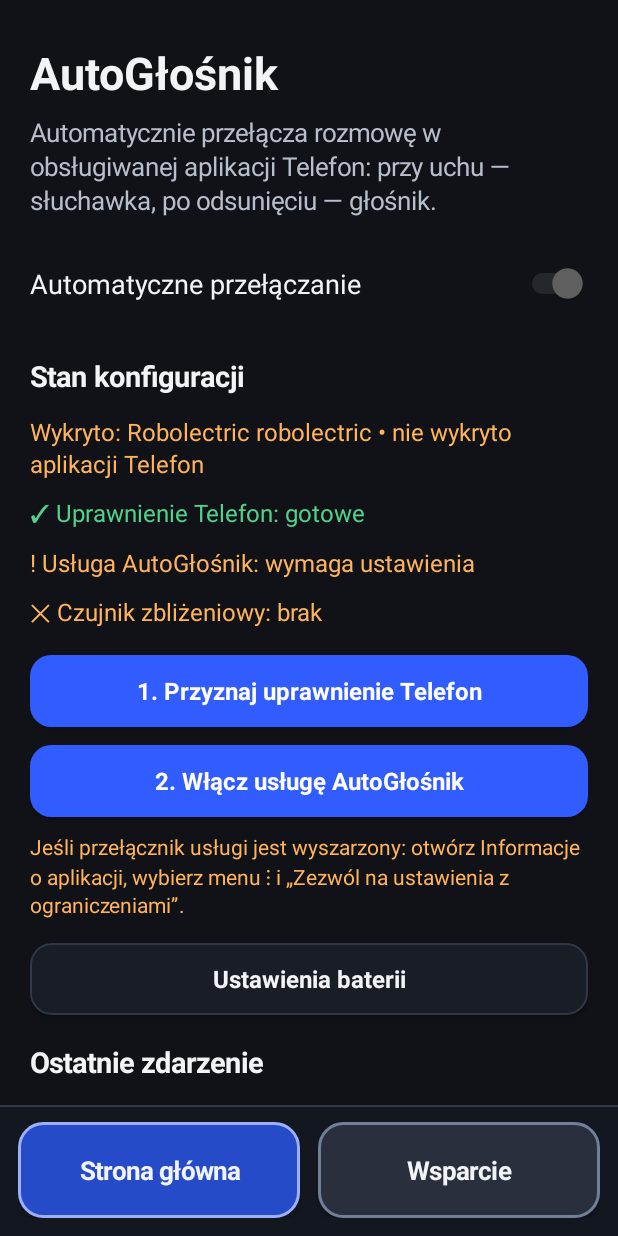
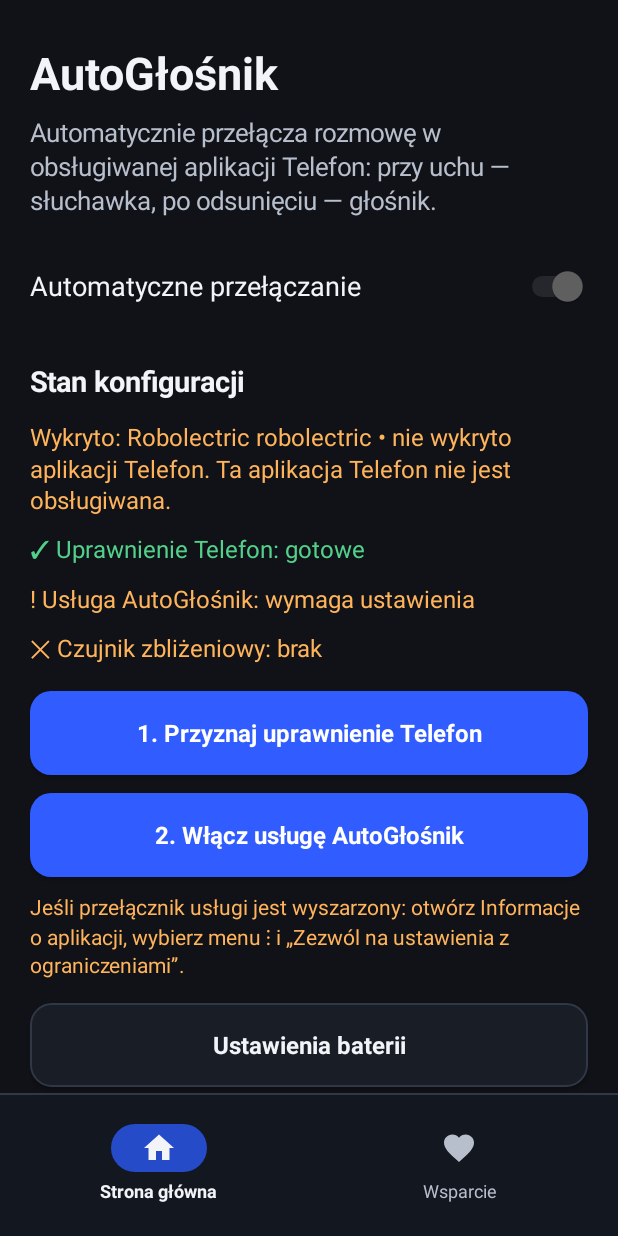
Before and after one commit to proszczok2002/AutoGlosnik, an Android app: the screen it shows after launch (MainActivity), on a phone screen of 412 x 824 dp. Run offline under Robolectric (Android 15) with nearby library versions, the phone set to English and light mode, and no system bars.

Commit message:
Fix Android system insets and accessible bottom navigation for 1.07

```diff
--- a/app/build.gradle.kts
+++ b/app/build.gradle.kts
@@ -23,8 +23,8 @@ android {
         applicationId = "pl.bumbox.autospeaker"
         minSdk = 31
         targetSdk = 36
-        versionCode = 111
-        versionName = "1.06"
+        versionCode = 112
+        versionName = "1.07"
     }
 
     signingConfigs {
--- a/app/src/main/java/pl/bumbox/autospeaker/MainActivity.java
+++ b/app/src/main/java/pl/bumbox/autospeaker/MainActivity.java
@@ -19,8 +19,11 @@ import android.telecom.TelecomManager;
 import android.text.TextUtils;
 import android.view.Gravity;
 import android.view.View;
+import android.view.WindowInsets;
+import android.view.accessibility.AccessibilityNodeInfo;
 import android.widget.Button;
 import android.widget.FrameLayout;
+import android.widget.ImageView;
 import android.widget.LinearLayout;
 import android.widget.ScrollView;
 import android.widget.Switch;
@@ -35,14 +38,15 @@ public final class MainActivity extends Activity {
     static final String KEY_ENABLED = "enabled";
     static final String KEY_LAST_STATUS = "last_status";
     private static final int REQUEST_PHONE = 10;
+    private static final String STATE_SUPPORT_TAB = "support_tab";
     private static final String REVOLUT_URL = "https://revolut.me/r_rosiejka";
     private static final String PAYPAL_URL = "https://paypal.me/proszczok";
     private static final String PRIVACY_URL =
             "https://github.com/proszczok2002/AutoGlosnik/blob/main/PRIVACY.md";
 
     private FrameLayout content;
-    private Button homeTab;
-    private Button supportTab;
+    private NavigationTab homeTab;
+    private NavigationTab supportTab;
     private TextView contentHeading;
     private TextView phoneStatus;
     private TextView deviceStatus;
@@ -51,14 +55,25 @@ public final class MainActivity extends Activity {
     private TextView runtimeStatus;
     private Switch enabledSwitch;
     private UpdateManager updateManager;
+    private boolean supportSelected;
 
     @Override
     protected void onCreate(Bundle savedInstanceState) {
         super.onCreate(savedInstanceState);
         updateManager = new UpdateManager(this);
         setContentView(buildShell());
-        showHome();
+        if (savedInstanceState != null && savedInstanceState.getBoolean(STATE_SUPPORT_TAB)) {
+            showSupport();
+        } else {
+            showHome();
+        }
         updateManager.checkForUpdates(false);
+    }
+
+    @Override
+    protected void onSaveInstanceState(Bundle outState) {
+        outState.putBoolean(STATE_SUPPORT_TAB, supportSelected);
+        super.onSaveInstanceState(outState);
     }
 
     @Override
@@ -84,6 +99,12 @@ public final class MainActivity extends Activity {
         LinearLayout shell = new LinearLayout(this);
         shell.setOrientation(LinearLayout.VERTICAL);
         shell.setBackgroundColor(getColor(R.color.surface));
+        shell.setOnApplyWindowInsetsListener((view, insets) -> {
+            android.graphics.Insets safe = insets.getInsets(
+                    WindowInsets.Type.systemBars() | WindowInsets.Type.displayCutout());
+            view.setPadding(safe.left, safe.top, safe.right, safe.bottom);
+            return insets;
+        });
 
         content = new FrameLayout(this);
         shell.addView(content, new LinearLayout.LayoutParams(
@@ -97,20 +118,24 @@ public final class MainActivity extends Activity {
         LinearLayout navigation = new LinearLayout(this);
         navigation.setOrientation(LinearLayout.HORIZONTAL);
         navigation.setGravity(Gravity.CENTER);
+        navigation.setBaselineAligned(false);
         navigation.setPadding(dp(12), dp(10), dp(12), dp(12));
         navigation.setBackgroundColor(getColor(R.color.surface_nav));
 
-        homeTab = navigationButton(R.string.tab_home);
-        supportTab = navigationButton(R.string.tab_support);
+        boolean largeText = getResources().getConfiguration().fontScale > 1.4f;
+        homeTab = new NavigationTab(R.string.tab_home, R.drawable.ic_home, largeText);
+        supportTab = new NavigationTab(R.string.tab_support, R.drawable.ic_favorite, largeText);
         homeTab.setId(View.generateViewId());
         supportTab.setId(View.generateViewId());
         homeTab.setAccessibilityTraversalBefore(supportTab.getId());
         homeTab.setOnClickListener(v -> showHome());
         supportTab.setOnClickListener(v -> showSupport());
-        LinearLayout.LayoutParams homeParams = new LinearLayout.LayoutParams(0, dp(64), 1f);
+        LinearLayout.LayoutParams homeParams = new LinearLayout.LayoutParams(
+                0, LinearLayout.LayoutParams.WRAP_CONTENT, 1f);
         homeParams.setMarginEnd(dp(6));
         navigation.addView(homeTab, homeParams);
-        LinearLayout.LayoutParams supportParams = new LinearLayout.LayoutParams(0, dp(64), 1f);
+        LinearLayout.LayoutParams supportParams = new LinearLayout.LayoutParams(
+                0, LinearLayout.LayoutParams.WRAP_CONTENT, 1f);
         supportParams.setMarginStart(dp(6));
         navigation.addView(supportTab, supportParams);
         shell.addView(navigation);
@@ -118,6 +143,7 @@ public final class MainActivity extends Activity {
     }
 
     private void showHome() {
+        supportSelected = false;
         content.removeAllViews();
         content.addView(buildHomeContent());
         content.setAccessibilityPaneTitle(getString(R.string.tab_home));
@@ -127,6 +153,7 @@ public final class MainActivity extends Activity {
     }
 
     private void showSupport() {
+        supportSelected = true;
         content.removeAllViews();
         content.addView(buildSupportContent());
         content.setAccessibilityPaneTitle(getString(R.string.tab_support));
@@ -155,6 +182,7 @@ public final class MainActivity extends Activity {
         enabledSwitch.setTextSize(18);
         enabledSwitch.setTextColor(getColor(R.color.text_primary));
         enabledSwitch.setPadding(0, dp(10), 0, dp(18));
+        enabledSwitch.setMinimumHeight(dp(56));
         SharedPreferences preferences = getSharedPreferences(PREFS, MODE_PRIVATE);
         enabledSwitch.setChecked(preferences.getBoolean(KEY_ENABLED, true));
         enabledSwitch.setOnCheckedChangeListener((button, checked) ->
@@ -238,6 +266,7 @@ public final class MainActivity extends Activity {
                 updateManager.currentVersionName()), 16, true, R.color.text_primary));
         TextView updateStatus = text(getString(R.string.update_ready_to_check),
                 15, false, R.color.text_secondary);
+        updateStatus.setAccessibilityLiveRegion(View.ACCESSIBILITY_LIVE_REGION_POLITE);
         updateStatus.setPadding(0, dp(8), 0, dp(2));
         root.addView(updateStatus);
         updateManager.bindStatus(updateStatus);
@@ -275,6 +304,7 @@ public final class MainActivity extends Activity {
     private TextView sectionTitle(int stringId) {
         TextView view = text(getString(stringId), 19, true, R.color.text_primary);
         view.setPadding(0, dp(18), 0, dp(8));
+        view.setAccessibilityHeading(true);
         return view;
     }
 
@@ -313,6 +343,7 @@ public final class MainActivity extends Activity {
         result.setTextSize(16);
         result.setTypeface(result.getTypeface(), Typeface.BOLD);
         result.setPadding(dp(14), dp(12), dp(14), dp(12));
+        result.setMinimumHeight(dp(56));
         LinearLayout.LayoutParams params = new LinearLayout.LayoutParams(
                 LinearLayout.LayoutParams.MATCH_PARENT, LinearLayout.LayoutParams.WRAP_CONTENT);
         params.topMargin = dp(12);
@@ -320,33 +351,77 @@ public final class MainActivity extends Activity {
         return result;
     }
 
-    private Button navigationButton(int stringId) {
-        Button result = new Button(this);
-        result.setText(stringId);
-        result.setAllCaps(false);
-        result.setTextSize(17);
-        result.setTypeface(result.getTypeface(), Typeface.BOLD);
-        result.setPadding(dp(10), dp(8), dp(10), dp(8));
-        result.setMinimumHeight(dp(64));
-        return result;
+    private void updateTabStyles(boolean homeSelected) {
+        homeTab.setActive(homeSelected);
+        supportTab.setActive(!homeSelected);
     }
 
-    private void updateTabStyles(boolean homeSelected) {
-        styleTab(homeTab, homeSelected);
-        styleTab(supportTab, !homeSelected);
-        homeTab.setSelected(homeSelected);
-        supportTab.setSelected(!homeSelected);
-    }
+    private final class NavigationTab extends LinearLayout {
+        private final FrameLayout iconPill;
+        private final ImageView icon;
+        private final TextView label;
+        private final boolean largeText;
 
-    private void styleTab(Button tab, boolean selected) {
-        GradientDrawable background = new GradientDrawable();
-        background.setColor(getColor(selected ? R.color.tab_selected : R.color.tab_unselected));
-        background.setCornerRadius(dp(16));
-        background.setStroke(dp(2), getColor(selected ? R.color.tab_selected_border
-                : R.color.tab_unselected_border));
-        tab.setBackground(background);
-        tab.setTextColor(getColor(R.color.text_primary));
-        tab.setStateDescription(getString(selected ? R.string.tab_selected : R.string.tab_not_selected));
+        NavigationTab(int labelId, int iconId, boolean largeText) {
+            super(MainActivity.this);
+            this.largeText = largeText;
+            setOrientation(largeText ? HORIZONTAL : VERTICAL);
+            setGravity(Gravity.CENTER);
+            setPadding(dp(8), dp(8), dp(8), dp(8));
+            setMinimumHeight(dp(72));
+            setClickable(true);
+            setFocusable(true);
+            setContentDescription(getString(labelId));
+            setAccessibilityDelegate(new View.AccessibilityDelegate() {
+                @Override
+                public void onInitializeAccessibilityNodeInfo(View host, AccessibilityNodeInfo info) {
+                    super.onInitializeAccessibilityNodeInfo(host, info);
+                    info.setClassName(Button.class.getName());
+                }
+            });
+
+            iconPill = new FrameLayout(MainActivity.this);
+            icon = new ImageView(MainActivity.this);
+            icon.setImageResource(iconId);
+            icon.setImportantForAccessibility(View.IMPORTANT_FOR_ACCESSIBILITY_NO);
+            FrameLayout.LayoutParams iconParams = new FrameLayout.LayoutParams(
+                    dp(24), dp(24), Gravity.CENTER);
+            iconPill.addView(icon, iconParams);
+            addView(iconPill, new LayoutParams(dp(64), dp(32)));
+
+            label = text(getString(labelId), largeText ? 14 : 12, false, R.color.text_secondary);
+            label.setGravity(Gravity.CENTER);
+            label.setMaxLines(2);
+            label.setImportantForAccessibility(View.IMPORTANT_FOR_ACCESSIBILITY_NO);
+            LayoutParams labelParams = new LayoutParams(
+                    largeText ? 0 : LayoutParams.WRAP_CONTENT, LayoutParams.WRAP_CONTENT,
+                    largeText ? 1f : 0f);
+            if (largeText) labelParams.setMarginStart(dp(8));
+            else labelParams.topMargin = dp(4);
+            addView(label, labelParams);
+        }
+
+        void setActive(boolean active) {
+            setSelected(active);
+            setStateDescription(getString(active ? R.string.tab_selected : R.string.tab_not_selected));
+            label.setTextColor(getColor(active ? R.color.text_primary : R.color.text_secondary));
+            label.setTypeface(label.getTypeface(), active ? Typeface.BOLD : Typeface.NORMAL);
+            icon.setImageTintList(android.content.res.ColorStateList.valueOf(
+                    getColor(active ? R.color.text_primary : R.color.text_secondary)));
+
+            GradientDrawable pill = new GradientDrawable();
+            pill.setColor(getColor(active ? R.color.tab_selected : R.color.surface_nav));
+            pill.setCornerRadius(dp(20));
+            iconPill.setBackground(pill);
+            if (largeText) {
+                GradientDrawable outline = new GradientDrawable();
+                outline.setColor(getColor(active ? R.color.tab_selected : R.color.surface_nav));
+                outline.setCornerRadius(dp(16));
+                outline.setStroke(dp(1), getColor(active
+                        ? R.color.tab_selected_border : R.color.divider));
+                setBackground(outline);
+            }
+        }
     }
 
     private TextView text(String value, int sp, boolean bold, int color) {
@@ -365,9 +440,12 @@ public final class MainActivity extends Activity {
         String model = Build.MODEL == null ? "" : Build.MODEL;
         TelecomManager telecomManager = getSystemService(TelecomManager.class);
         String dialerPackage = telecomManager == null ? null : telecomManager.getDefaultDialerPackage();
+        boolean supportedDialer = isSupportedDialer(dialerPackage);
         deviceStatus.setText(getString(R.string.detected_device,
-                friendlyManufacturer(manufacturer), model, friendlyDialer(dialerPackage)));
-        deviceStatus.setTextColor(getColor(isSupportedDialer(dialerPackage)
+                friendlyManufacturer(manufacturer), model, friendlyDialer(dialerPackage),
+                getString(supportedDialer
+                        ? R.string.dialer_supported : R.string.dialer_unsupported)));
+        deviceStatus.setTextColor(getColor(supportedDialer
                 ? R.color.success : R.color.warning));
 
         boolean phoneGranted = checkSelfPermission(Manifest.permission.READ_PHONE_STATE)
--- /dev/null
+++ b/app/src/main/res/drawable/ic_favorite.xml
@@ -0,0 +1,6 @@
+<vector xmlns:android="http://schemas.android.com/apk/res/android"
+    android:width="24dp" android:height="24dp"
+    android:viewportWidth="24" android:viewportHeight="24">
+    <path android:fillColor="#FFFFFFFF"
+        android:pathData="M12,21.35L10.55,20.03C5.4,15.36 2,12.28 2,8.5 2,5.42 4.42,3 7.5,3c1.74,0 3.41,0.81 4.5,2.09C13.09,3.81 14.76,3 16.5,3 19.58,3 22,5.42 22,8.5c0,3.78 -3.4,6.86 -8.55,11.54Z" />
+</vector>
--- /dev/null
+++ b/app/src/main/res/drawable/ic_home.xml
@@ -0,0 +1,6 @@
+<vector xmlns:android="http://schemas.android.com/apk/res/android"
+    android:width="24dp" android:height="24dp"
+    android:viewportWidth="24" android:viewportHeight="24">
+    <path android:fillColor="#FFFFFFFF"
+        android:pathData="M10,20V14H14V20H19V12H22L12,3 2,12H5V20Z" />
+</vector>
--- a/app/src/main/res/values/colors.xml
+++ b/app/src/main/res/values/colors.xml
@@ -6,8 +6,6 @@
     <color name="surface_nav">#131720</color>
     <color name="tab_selected">#254BC9</color>
     <color name="tab_selected_border">#9DB0FF</color>
-    <color name="tab_unselected">#292F3D</color>
-    <color name="tab_unselected_border">#727F99</color>
     <color name="divider">#303746</color>
     <color name="text_primary">#F2F4F8</color>
     <color name="text_secondary">#B8BFCC</color>
--- a/app/src/main/res/values/strings.xml
+++ b/app/src/main/res/values/strings.xml
@@ -2,7 +2,7 @@
 <resources>
     <string name='app_name'>AutoGłośnik</string>
     <string name='service_name'>AutoGłośnik — przełączanie rozmowy</string>
-    <string name='service_description'>Podczas rozmowy w Telefonie Google lub Samsung używa czujnika zbliżeniowego, aby przełączać słuchawkę i głośnik. Nie odczytuje ani nie zapisuje treści ekranu.</string>
+    <string name='service_description'>Podczas rozmowy w Telefonie Google lub Samsung używa czujnika zbliżeniowego i odczytuje kontrolkę głośnika, aby przełączać dźwięk. Nie zapisuje treści ekranu.</string>
     <string name='tab_home'>Strona główna</string>
     <string name='tab_support'>Wsparcie</string>
     <string name='tab_selected'>Wybrana zakładka</string>
@@ -18,7 +18,9 @@
     <string name='how_to_test'>Jak testować</string>
     <string name='test_instructions'>Wykonaj zwykłe połączenie SIM. Odsuń telefon od ucha na około pół sekundy — powinien włączyć się głośnik. Przyłóż telefon ponownie, aby wrócić do słuchawki.</string>
     <string name='privacy_summary'>Aplikacja nie nagrywa rozmów, nie zapisuje treści ekranu i nie używa analityki. Łączy się wyłącznie z GitHub, aby sprawdzać i pobierać aktualizacje wybrane przez użytkownika.</string>
-    <string name='detected_device'>Wykryto: %1$s %2$s • %3$s</string>
+    <string name='detected_device'>Wykryto: %1$s %2$s • %3$s. %4$s</string>
+    <string name='dialer_supported'>Obsługiwana aplikacja Telefon.</string>
+    <string name='dialer_unsupported'>Ta aplikacja Telefon nie jest obsługiwana.</string>
     <string name='phone_permission'>Uprawnienie Telefon</string>
     <string name='autospeaker_service'>Usługa AutoGłośnik</string>
     <string name='status_ready'>✓ %1$s: gotowe</string>
```
Also changed, not shown: 10 other files.
